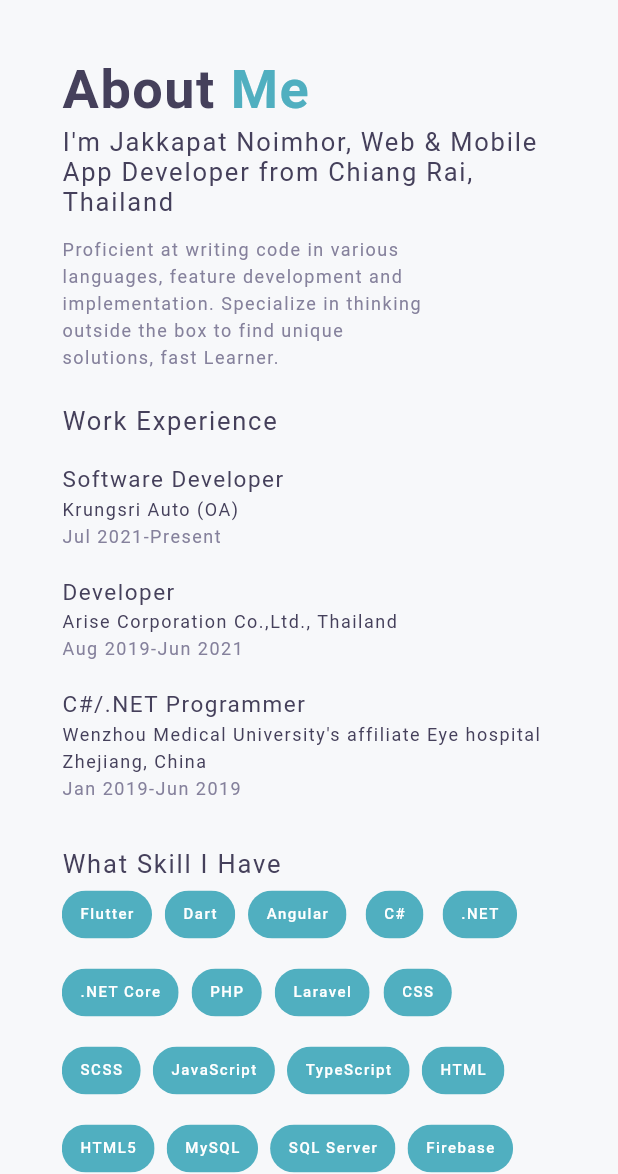
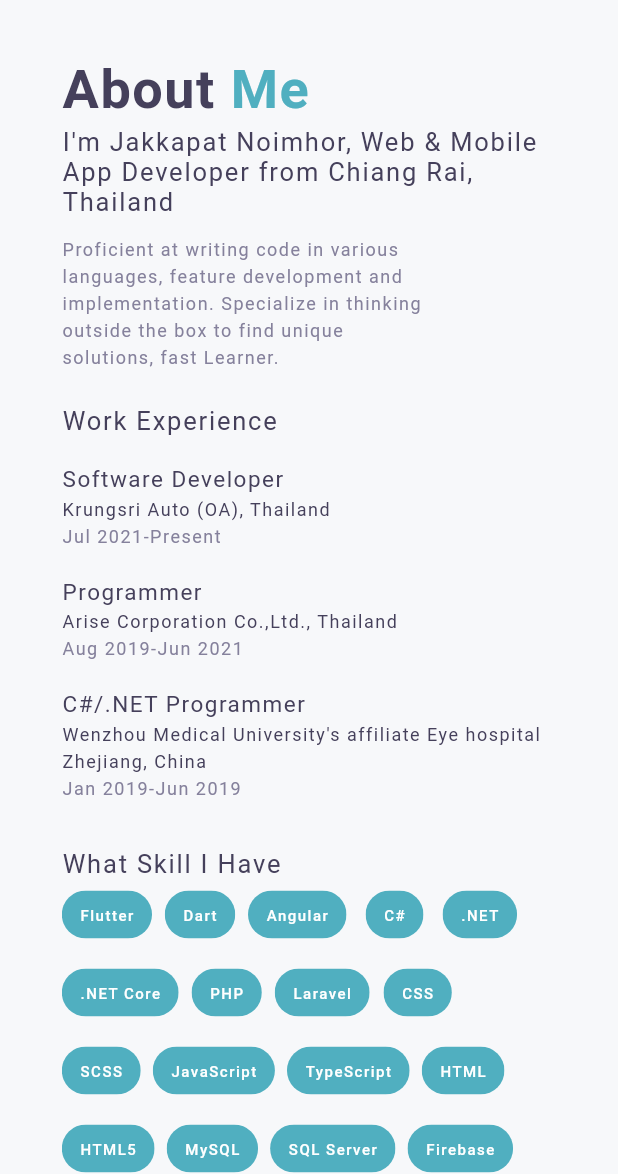
Before and after one commit to MangoStick/portfolio, a Flutter app: the screen it shows after launch, on a phone screen of 412 x 824 dp, the part 62-1236 px from its top. Run offline on Flutter 3.47's test engine with Material 2 defaults, Android fonts, the phone set to English and light mode, and no system bars; our stand-ins replace font_awesome_flutter; missing offline and left inert: dart:html; Roboto replaces fonts that are missing (NexaBold, NexaLight, ProductSans).

Commit message:
Update home.dart

```diff
--- a/lib/ui/home.dart
+++ b/lib/ui/home.dart
@@ -345,7 +345,7 @@ class HomePage extends StatelessWidget {
         label,
         style: TextStyles.chip.copyWith(
           fontSize: ResponsiveWidget.isSmallScreen(context) ? 10.0 : 11.0,
-          height: ResponsiveWidget.isSmallScreen(context) ? 1.0 : 0.0
+          // height: ResponsiveWidget.isSmallScreen(context) ? 1.0 : 0.0
         ),
       ),
     );
@@ -356,14 +356,14 @@ class HomePage extends StatelessWidget {
     Education(
       'Jul 2021',
       'Present',
-      'Krungsri Auto (OA)',
+      'Krungsri Auto (OA), Thailand',
       'Software Developer',
     ),
     Education(
       'Aug 2019',
       'Jun 2021',
       'Arise Corporation Co.,Ltd., Thailand',
-      'Developer',
+      'Programmer',
     ),
     Education(
       'Jan 2019',
```
